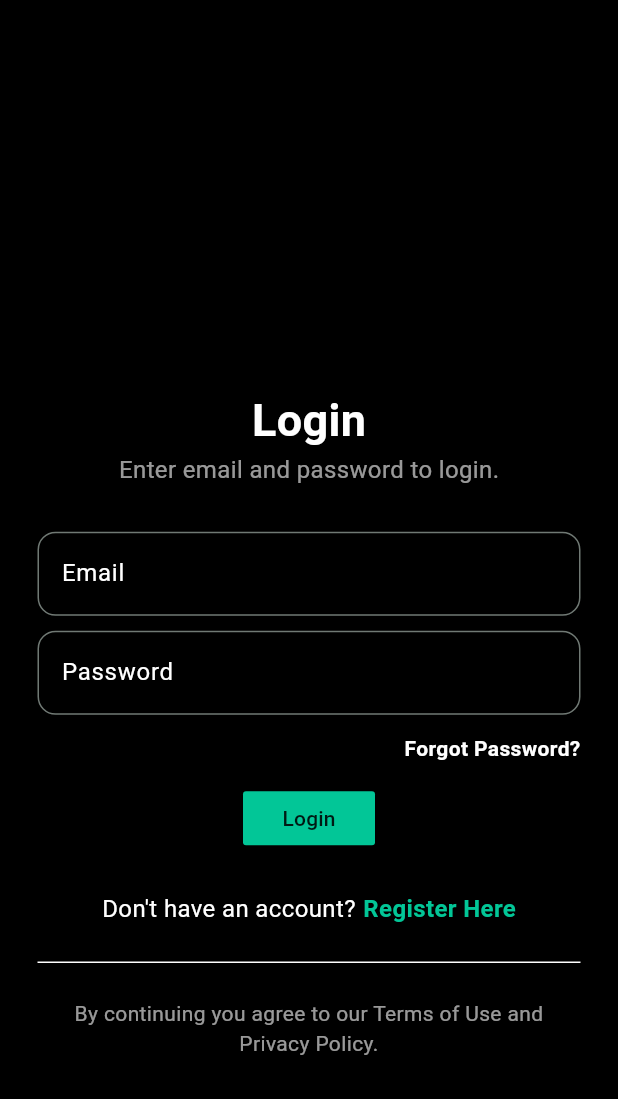
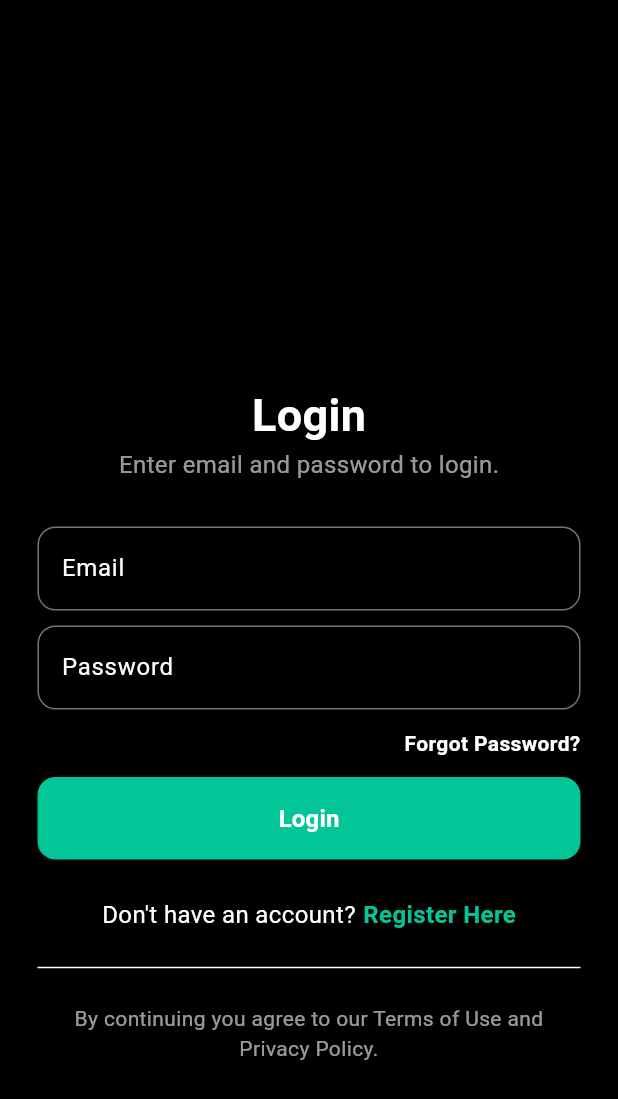
Before and after one commit to Sthabiso10/Wager-App, a Flutter app: the screen it shows after launch, on a phone screen of 412 x 824 dp. Shown: the top 1099 px of the screen. Run offline on Flutter 3.47's test engine with Material 3 defaults, Android fonts, the phone set to English and light mode, and no system bars; our stand-ins replace cloud_firestore, firebase_auth, firebase_core, get_it, google_fonts, google_nav_bar and 1 more; accounts and stored records are empty; Roboto replaces fonts that are missing (Ubuntu).

Commit message:
Update my_button.dart

```diff
--- a/lib/app/global_widgets/my_button.dart
+++ b/lib/app/global_widgets/my_button.dart
@@ -4,14 +4,36 @@ import 'package:wager_app/styles/colors.dart';
 class MyButton extends StatelessWidget {
   final String text;
   final VoidCallback onPressed;
-  const MyButton({super.key, required this.text, required this.onPressed});
+
+  const MyButton({
+    super.key,
+    required this.text,
+    required this.onPressed,
+  });
 
   @override
   Widget build(BuildContext context) {
-    return MaterialButton(
-      onPressed: onPressed,
-      color: colorAccent,
-      child: Text(text),
+    return SizedBox(
+      width: double.infinity, // full width button
+      child: ElevatedButton(
+        onPressed: onPressed,
+        style: ElevatedButton.styleFrom(
+          backgroundColor: colorAccent,
+          foregroundColor: Colors.white,
+          padding: const EdgeInsets.symmetric(vertical: 16),
+          shape: RoundedRectangleBorder(
+            borderRadius: BorderRadius.circular(12),
+          ),
+          elevation: 3,
+        ),
+        child: Text(
+          text,
+          style: const TextStyle(
+            fontSize: 16,
+            fontWeight: FontWeight.w600,
+          ),
+        ),
+      ),
     );
   }
 }
```
